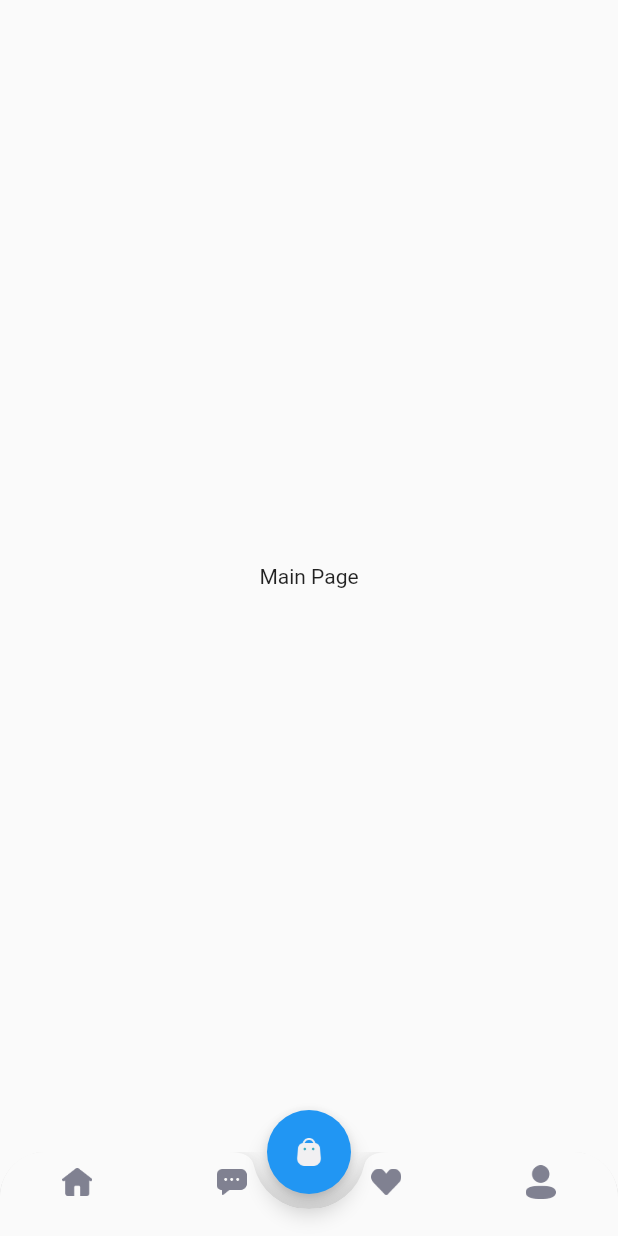
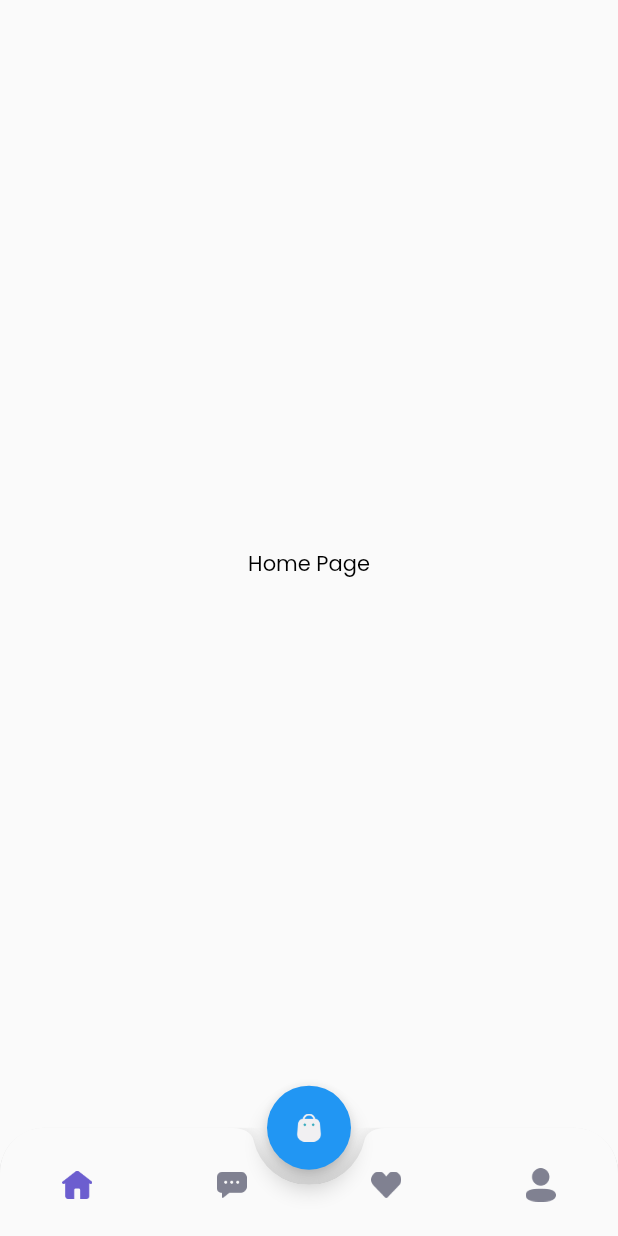
Before and after one commit to MohammadNawawi/flutter-niori, a Flutter app: the MainPage screen opened by its route, on a phone screen of 412 x 824 dp. Run offline on Flutter 3.47's test engine with Material 2 defaults, Android fonts, the phone set to English and light mode, and no system bars; our stand-ins replace google_fonts.

Commit message:
Create Main Pages

```diff
--- /dev/null
+++ b/lib/pages/home/chat_page.dart
@@ -0,0 +1,11 @@
+import 'package:flutter/material.dart';
+
+class ChatPage extends StatelessWidget {
+
+  @override
+  Widget build(BuildContext context) {
+    return Center(
+      child: Text('Chat Page'),
+    );
+  }
+}
--- /dev/null
+++ b/lib/pages/home/home_page.dart
@@ -0,0 +1,15 @@
+import 'package:flutter/material.dart';
+import 'package:niori/theme.dart';
+
+class HomePage extends StatelessWidget {
+
+  @override
+  Widget build(BuildContext context) {
+    return Center(
+      child: Text(
+        'Home Page',
+        style: textBlackStyle,
+      ),
+    );
+  }
+}
--- a/lib/pages/home/main_page.dart
+++ b/lib/pages/home/main_page.dart
@@ -1,7 +1,20 @@
 import 'package:flutter/material.dart';
+import 'package:niori/pages/home/chat_page.dart';
+import 'package:niori/pages/home/home_page.dart';
+import 'package:niori/pages/home/profile_page.dart';
+import 'package:niori/pages/home/wishlist_page.dart';
 import 'package:niori/theme.dart';
+// import 'package:niori/theme.dart';
 
-class MainPage extends StatelessWidget {
+class MainPage extends StatefulWidget {
+
+  @override
+  _MainPageState createState() => _MainPageState();
+}
+
+class _MainPageState extends State<MainPage> {
+
+  int currentIndex = 0;
 
   @override
   Widget build(BuildContext context) {
@@ -25,33 +38,55 @@
           clipBehavior: Clip.antiAlias,
           child: BottomNavigationBar(
             // backgroundColor: primaryColor,
+            currentIndex: currentIndex,
+            onTap: (value){
+              setState(() {
+                currentIndex = value;
+              });
+            },
             type: BottomNavigationBarType.fixed,
             items: [
             BottomNavigationBarItem(
-              icon: Image.asset(
+              icon: Container(
+                margin: EdgeInsets.only(top: 20),
+                child: Image.asset(
                     'assets/images/iclog/icon_home.png',
                     width: 20,
+                    color: currentIndex == 0 ? primaryColor : Color(0xff808191),
+                  ),
               ),
               label: '',
               ),
             BottomNavigationBarItem(
-              icon: Image.asset(
+              icon: Container(
+                margin: EdgeInsets.only(top: 20),
+                child: Image.asset(
                     'assets/images/iclog/icon_chat.png',
                     width: 20,
+                    color: currentIndex == 1 ? primaryColor : Color(0xff808191),
+                  ),
               ),
               label: '',
               ),
             BottomNavigationBarItem(
-              icon: Image.asset(
+              icon: Container(
+                margin: EdgeInsets.only(top: 20),
+                child: Image.asset(
                     'assets/images/iclog/icon_wishlist.png',
                     width: 20,
+                    color: currentIndex == 2 ? primaryColor : Color(0xff808191),
+                  ),
               ),
               label: '',
               ),
             BottomNavigationBarItem(
-              icon: Image.asset(
+              icon: Container(
+                margin: EdgeInsets.only(top: 20),
+                child: Image.asset(
                     'assets/images/iclog/icon_profile.png',
                     width: 20,
+                    color: currentIndex == 3 ? primaryColor : Color(0xff808191),
+                  ),
               ),
               label: '',
               ),
@@ -61,11 +96,30 @@
       );
     }
 
+    Widget body(){
+      switch (currentIndex) {
+        case 0:
+          return HomePage();
+          break;
+        case 1:
+          return ChatPage();
+          break;
+        case 2:
+          return WishlistPage();
+          break;
+        case 3:
+          return ProfilePage();
+          break;
+        default:
+          return HomePage();
+      }
+    }
+
     return Scaffold(
       floatingActionButton: cartButton(),
       floatingActionButtonLocation: FloatingActionButtonLocation.centerDocked,
       bottomNavigationBar: customBottomNav(),
-      body: Center(child: Text('Main Page')),
+      body: body(),
     );
   }
 }
--- /dev/null
+++ b/lib/pages/home/profile_page.dart
@@ -0,0 +1,11 @@
+import 'package:flutter/material.dart';
+
+class ProfilePage extends StatelessWidget {
+
+  @override
+  Widget build(BuildContext context) {
+    return Center(
+      child: Text('Profile Page'),
+    );
+  }
+}
--- /dev/null
+++ b/lib/pages/home/wishlist_page.dart
@@ -0,0 +1,11 @@
+import 'package:flutter/material.dart';
+
+class WishlistPage extends StatelessWidget {
+
+  @override
+  Widget build(BuildContext context) {
+    return Center(
+      child: Text('Wishlist Page'),
+    );
+  }
+}
```
Lines whose indentation alone changed are shown as unchanged.
